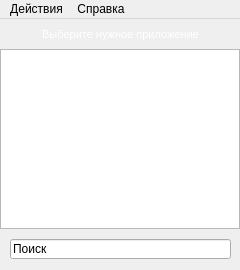
Old version of the form mainwindow.ui in the repository Limows/LimFTPClient_S60.
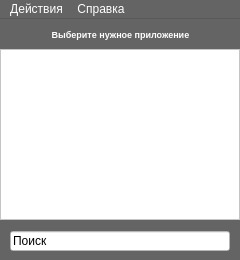
New version of the form. Icons and pictures are not drawn.

The edit to the form file:
```diff
--- a/mainwindow.ui
+++ b/mainwindow.ui
@@ -7,9 +7,424 @@
     <x>0</x>
     <y>0</y>
     <width>240</width>
-    <height>270</height>
+    <height>260</height>
    </rect>
   </property>
+  <property name="palette">
+   <palette>
+    <active>
+     <colorrole role="WindowText">
+      <brush brushstyle="SolidPattern">
+       <color alpha="255">
+        <red>255</red>
+        <green>255</green>
+        <blue>255</blue>
+       </color>
+      </brush>
+     </colorrole>
+     <colorrole role="Button">
+      <brush brushstyle="SolidPattern">
+       <color alpha="255">
+        <red>100</red>
+        <green>100</green>
+        <blue>100</blue>
+       </color>
+      </brush>
+     </colorrole>
+     <colorrole role="Light">
+      <brush brushstyle="SolidPattern">
+       <color alpha="255">
+        <red>150</red>
+        <green>150</green>
+        <blue>150</blue>
+       </color>
+      </brush>
+     </colorrole>
+     <colorrole role="Midlight">
+      <brush brushstyle="SolidPattern">
+       <color alpha="255">
+        <red>125</red>
+        <green>125</green>
+        <blue>125</blue>
+       </color>
+      </brush>
+     </colorrole>
+     <colorrole role="Dark">
+      <brush brushstyle="SolidPattern">
+       <color alpha="255">
+        <red>50</red>
+        <green>50</green>
+        <blue>50</blue>
+       </color>
+      </brush>
+     </colorrole>
+     <colorrole role="Mid">
+      <brush brushstyle="SolidPattern">
+       <color alpha="255">
+        <red>66</red>
+        <green>66</green>
+        <blue>66</blue>
+       </color>
+      </brush>
+     </colorrole>
+     <colorrole role="Text">
+      <brush brushstyle="SolidPattern">
+       <color alpha="255">
+        <red>255</red>
+        <green>255</green>
+        <blue>255</blue>
+       </color>
+      </brush>
+     </colorrole>
+     <colorrole role="BrightText">
+      <brush brushstyle="SolidPattern">
+       <color alpha="255">
+        <red>255</red>
+        <green>255</green>
+        <blue>255</blue>
+       </color>
+      </brush>
+     </colorrole>
+     <colorrole role="ButtonText">
+      <brush brushstyle="SolidPattern">
+       <color alpha="255">
+        <red>255</red>
+        <green>255</green>
+        <blue>255</blue>
+       </color>
+      </brush>
+     </colorrole>
+     <colorrole role="Base">
+      <brush brushstyle="SolidPattern">
+       <color alpha="255">
+        <red>0</red>
+        <green>0</green>
+        <blue>0</blue>
+       </color>
+      </brush>
+     </colorrole>
+     <colorrole role="Window">
+      <brush brushstyle="SolidPattern">
+       <color alpha="255">
+        <red>100</red>
+        <green>100</green>
+        <blue>100</blue>
+       </color>
+      </brush>
+     </colorrole>
+     <colorrole role="Shadow">
+      <brush brushstyle="SolidPattern">
+       <color alpha="255">
+        <red>0</red>
+        <green>0</green>
+        <blue>0</blue>
+       </color>
+      </brush>
+     </colorrole>
+     <colorrole role="AlternateBase">
+      <brush brushstyle="SolidPattern">
+       <color alpha="255">
+        <red>50</red>
+        <green>50</green>
+        <blue>50</blue>
+       </color>
+      </brush>
+     </colorrole>
+     <colorrole role="ToolTipBase">
+      <brush brushstyle="SolidPattern">
+       <color alpha="255">
+        <red>255</red>
+        <green>255</green>
+        <blue>220</blue>
+       </color>
+      </brush>
+     </colorrole>
+     <colorrole role="ToolTipText">
+      <brush brushstyle="SolidPattern">
+       <color alpha="255">
+        <red>0</red>
+        <green>0</green>
+        <blue>0</blue>
+       </color>
+      </brush>
+     </colorrole>
+    </active>
+    <inactive>
+     <colorrole role="WindowText">
+      <brush brushstyle="SolidPattern">
+       <color alpha="255">
+        <red>255</red>
+        <green>255</green>
+        <blue>255</blue>
+       </color>
+      </brush>
+     </colorrole>
+     <colorrole role="Button">
+      <brush brushstyle="SolidPattern">
+       <color alpha="255">
+        <red>100</red>
+        <green>100</green>
+        <blue>100</blue>
+       </color>
+      </brush>
+     </colorrole>
+     <colorrole role="Light">
+      <brush brushstyle="SolidPattern">
+       <color alpha="255">
+        <red>150</red>
+        <green>150</green>
+        <blue>150</blue>
+       </color>
+      </brush>
+     </colorrole>
+     <colorrole role="Midlight">
+      <brush brushstyle="SolidPattern">
+       <color alpha="255">
+        <red>125</red>
+        <green>125</green>
+        <blue>125</blue>
+       </color>
+      </brush>
+     </colorrole>
+     <colorrole role="Dark">
+      <brush brushstyle="SolidPattern">
+       <color alpha="255">
+        <red>50</red>
+        <green>50</green>
+        <blue>50</blue>
+       </color>
+      </brush>
+     </colorrole>
+     <colorrole role="Mid">
+      <brush brushstyle="SolidPattern">
+       <color alpha="255">
+        <red>66</red>
+        <green>66</green>
+        <blue>66</blue>
+       </color>
+      </brush>
+     </colorrole>
+     <colorrole role="Text">
+      <brush brushstyle="SolidPattern">
+       <color alpha="255">
+        <red>255</red>
+        <green>255</green>
+        <blue>255</blue>
+       </color>
+      </brush>
+     </colorrole>
+     <colorrole role="BrightText">
+      <brush brushstyle="SolidPattern">
+       <color alpha="255">
+        <red>255</red>
+        <green>255</green>
+        <blue>255</blue>
+       </color>
+      </brush>
+     </colorrole>
+     <colorrole role="ButtonText">
+      <brush brushstyle="SolidPattern">
+       <color alpha="255">
+        <red>255</red>
+        <green>255</green>
+        <blue>255</blue>
+       </color>
+      </brush>
+     </colorrole>
+     <colorrole role="Base">
+      <brush brushstyle="SolidPattern">
+       <color alpha="255">
+        <red>0</red>
+        <green>0</green>
+        <blue>0</blue>
+       </color>
+      </brush>
+     </colorrole>
+     <colorrole role="Window">
+      <brush brushstyle="SolidPattern">
+       <color alpha="255">
+        <red>100</red>
+        <green>100</green>
+        <blue>100</blue>
+       </color>
+      </brush>
+     </colorrole>
+     <colorrole role="Shadow">
+      <brush brushstyle="SolidPattern">
+       <color alpha="255">
+        <red>0</red>
+        <green>0</green>
+        <blue>0</blue>
+       </color>
+      </brush>
+     </colorrole>
+     <colorrole role="AlternateBase">
+      <brush brushstyle="SolidPattern">
+       <color alpha="255">
+        <red>50</red>
+        <green>50</green>
+        <blue>50</blue>
+       </color>
+      </brush>
+     </colorrole>
+     <colorrole role="ToolTipBase">
+      <brush brushstyle="SolidPattern">
+       <color alpha="255">
+        <red>255</red>
+        <green>255</green>
+        <blue>220</blue>
+       </color>
+      </brush>
+     </colorrole>
+     <colorrole role="ToolTipText">
+      <brush brushstyle="SolidPattern">
+       <color alpha="255">
+        <red>0</red>
+        <green>0</green>
+        <blue>0</blue>
+       </color>
+      </brush>
+     </colorrole>
+    </inactive>
+    <disabled>
+     <colorrole role="WindowText">
+      <brush brushstyle="SolidPattern">
+       <color alpha="255">
+        <red>50</red>
+        <green>50</green>
+        <blue>50</blue>
+       </color>
+      </brush>
+     </colorrole>
+     <colorrole role="Button">
+      <brush brushstyle="SolidPattern">
+       <color alpha="255">
+        <red>100</red>
+        <green>100</green>
+        <blue>100</blue>
+       </color>
+      </brush>
+     </colorrole>
+     <colorrole role="Light">
+      <brush brushstyle="SolidPattern">
+       <color alpha="255">
+        <red>150</red>
+        <green>150</green>
+        <blue>150</blue>
+       </color>
+      </brush>
+     </colorrole>
+     <colorrole role="Midlight">
+      <brush brushstyle="SolidPattern">
+       <color alpha="255">
+        <red>125</red>
+        <green>125</green>
+        <blue>125</blue>
+       </color>
+      </brush>
+     </colorrole>
+     <colorrole role="Dark">
+      <brush brushstyle="SolidPattern">
+       <color alpha="255">
+        <red>50</red>
+        <green>50</green>
+        <blue>50</blue>
+       </color>
+      </brush>
+     </colorrole>
+     <colorrole role="Mid">
+      <brush brushstyle="SolidPattern">
+       <color alpha="255">
+        <red>66</red>
+        <green>66</green>
+        <blue>66</blue>
+       </color>
+      </brush>
+     </colorrole>
+     <colorrole role="Text">
+      <brush brushstyle="SolidPattern">
+       <color alpha="255">
+        <red>50</red>
+        <green>50</green>
+        <blue>50</blue>
+       </color>
+      </brush>
+     </colorrole>
+     <colorrole role="BrightText">
+      <brush brushstyle="SolidPattern">
+       <color alpha="255">
+        <red>255</red>
+        <green>255</green>
+        <blue>255</blue>
+       </color>
+      </brush>
+     </colorrole>
+     <colorrole role="ButtonText">
+      <brush brushstyle="SolidPattern">
+       <color alpha="255">
+        <red>50</red>
+        <green>50</green>
+        <blue>50</blue>
+       </color>
+      </brush>
+     </colorrole>
+     <colorrole role="Base">
+      <brush brushstyle="SolidPattern">
+       <color alpha="255">
+        <red>100</red>
+        <green>100</green>
+        <blue>100</blue>
+       </color>
+      </brush>
+     </colorrole>
+     <colorrole role="Window">
+      <brush brushstyle="SolidPattern">
+       <color alpha="255">
+        <red>100</red>
+        <green>100</green>
+        <blue>100</blue>
+       </color>
+      </brush>
+     </colorrole>
+     <colorrole role="Shadow">
+      <brush brushstyle="SolidPattern">
+       <color alpha="255">
+        <red>0</red>
+        <green>0</green>
+        <blue>0</blue>
+       </color>
+      </brush>
+     </colorrole>
+     <colorrole role="AlternateBase">
+      <brush brushstyle="SolidPattern">
+       <color alpha="255">
+        <red>100</red>
+        <green>100</green>
+        <blue>100</blue>
+       </color>
+      </brush>
+     </colorrole>
+     <colorrole role="ToolTipBase">
+      <brush brushstyle="SolidPattern">
+       <color alpha="255">
+        <red>255</red>
+        <green>255</green>
+        <blue>220</blue>
+       </color>
+      </brush>
+     </colorrole>
+     <colorrole role="ToolTipText">
+      <brush brushstyle="SolidPattern">
+       <color alpha="255">
+        <red>0</red>
+        <green>0</green>
+        <blue>0</blue>
+       </color>
+      </brush>
+     </colorrole>
+    </disabled>
+   </palette>
+  </property>
   <property name="windowTitle">
    <string>Limowski App Manager</string>
   </property>
@@ -17,6 +432,9 @@
    <iconset>
     <normaloff>logo.ico</normaloff>logo.ico</iconset>
   </property>
+  <property name="tabShape">
+   <enum>QTabWidget::Rounded</enum>
+  </property>
   <widget class="QWidget" name="centralWidget">
    <widget class="QListView" name="AppsListView">
     <property name="geometry">
@@ -24,9 +442,424 @@
       <x>0</x>
       <y>30</y>
       <width>240</width>
-      <height>180</height>
+      <height>171</height>
      </rect>
     </property>
+    <property name="palette">
+     <palette>
+      <active>
+       <colorrole role="WindowText">
+        <brush brushstyle="SolidPattern">
+         <color alpha="255">
+          <red>0</red>
+          <green>0</green>
+          <blue>0</blue>
+         </color>
+        </brush>
+       </colorrole>
+       <colorrole role="Button">
+        <brush brushstyle="SolidPattern">
+         <color alpha="255">
+          <red>255</red>
+          <green>255</green>
+          <blue>255</blue>
+         </color>
+        </brush>
+       </colorrole>
+       <colorrole role="Light">
+        <brush brushstyle="SolidPattern">
+         <color alpha="255">
+          <red>255</red>
+          <green>255</green>
+          <blue>255</blue>
+         </color>
+        </brush>
+       </colorrole>
+       <colorrole role="Midlight">
+        <brush brushstyle="SolidPattern">
+         <color alpha="255">
+          <red>255</red>
+          <green>255</green>
+          <blue>255</blue>
+         </color>
+        </brush>
+       </colorrole>
+       <colorrole role="Dark">
+        <brush brushstyle="SolidPattern">
+         <color alpha="255">
+          <red>127</red>
+          <green>127</green>
+          <blue>127</blue>
+         </color>
+        </brush>
+       </colorrole>
+       <colorrole role="Mid">
+        <brush brushstyle="SolidPattern">
+         <color alpha="255">
+          <red>170</red>
+          <green>170</green>
+          <blue>170</blue>
+         </color>
+        </brush>
+       </colorrole>
+       <colorrole role="Text">
+        <brush brushstyle="SolidPattern">
+         <color alpha="255">
+          <red>0</red>
+          <green>0</green>
+          <blue>0</blue>
+         </color>
+        </brush>
+       </colorrole>
+       <colorrole role="BrightText">
+        <brush brushstyle="SolidPattern">
+         <color alpha="255">
+          <red>255</red>
+          <green>255</green>
+          <blue>255</blue>
+         </color>
+        </brush>
+       </colorrole>
+       <colorrole role="ButtonText">
+        <brush brushstyle="SolidPattern">
+         <color alpha="255">
+          <red>0</red>
+          <green>0</green>
+          <blue>0</blue>
+         </color>
+        </brush>
+       </colorrole>
+       <colorrole role="Base">
+        <brush brushstyle="SolidPattern">
+         <color alpha="255">
+          <red>255</red>
+          <green>255</green>
+          <blue>255</blue>
+         </color>
+        </brush>
+       </colorrole>
+       <colorrole role="Window">
+        <brush brushstyle="SolidPattern">
+         <color alpha="255">
+          <red>255</red>
+          <green>255</green>
+          <blue>255</blue>
+         </color>
+        </brush>
+       </colorrole>
+       <colorrole role="Shadow">
+        <brush brushstyle="SolidPattern">
+         <color alpha="255">
+          <red>0</red>
+          <green>0</green>
+          <blue>0</blue>
+         </color>
+        </brush>
+       </colorrole>
+       <colorrole role="AlternateBase">
+        <brush brushstyle="SolidPattern">
+         <color alpha="255">
+          <red>255</red>
+          <green>255</green>
+          <blue>255</blue>
+         </color>
+        </brush>
+       </colorrole>
+       <colorrole role="ToolTipBase">
+        <brush brushstyle="SolidPattern">
+         <color alpha="255">
+          <red>255</red>
+          <green>255</green>
+          <blue>220</blue>
+         </color>
+        </brush>
+       </colorrole>
+       <colorrole role="ToolTipText">
+        <brush brushstyle="SolidPattern">
+         <color alpha="255">
+          <red>0</red>
+          <green>0</green>
+          <blue>0</blue>
+         </color>
+        </brush>
+       </colorrole>
+      </active>
+      <inactive>
+       <colorrole role="WindowText">
+        <brush brushstyle="SolidPattern">
+         <color alpha="255">
+          <red>0</red>
+          <green>0</green>
+          <blue>0</blue>
+         </color>
+        </brush>
+       </colorrole>
+       <colorrole role="Button">
+        <brush brushstyle="SolidPattern">
+         <color alpha="255">
+          <red>255</red>
+          <green>255</green>
+          <blue>255</blue>
+         </color>
+        </brush>
+       </colorrole>
+       <colorrole role="Light">
+        <brush brushstyle="SolidPattern">
+         <color alpha="255">
+          <red>255</red>
+          <green>255</green>
+          <blue>255</blue>
+         </color>
+        </brush>
+       </colorrole>
+       <colorrole role="Midlight">
+        <brush brushstyle="SolidPattern">
+         <color alpha="255">
+          <red>255</red>
+          <green>255</green>
+          <blue>255</blue>
+         </color>
+        </brush>
+       </colorrole>
+       <colorrole role="Dark">
+        <brush brushstyle="SolidPattern">
+         <color alpha="255">
+          <red>127</red>
+          <green>127</green>
+          <blue>127</blue>
+         </color>
+        </brush>
+       </colorrole>
+       <colorrole role="Mid">
+        <brush brushstyle="SolidPattern">
+         <color alpha="255">
+          <red>170</red>
+          <green>170</green>
+          <blue>170</blue>
+         </color>
+        </brush>
+       </colorrole>
+       <colorrole role="Text">
+        <brush brushstyle="SolidPattern">
+         <color alpha="255">
+          <red>0</red>
+          <green>0</green>
+          <blue>0</blue>
+         </color>
+        </brush>
+       </colorrole>
+       <colorrole role="BrightText">
+        <brush brushstyle="SolidPattern">
+         <color alpha="255">
+          <red>255</red>
+          <green>255</green>
+          <blue>255</blue>
+         </color>
+        </brush>
+       </colorrole>
+       <colorrole role="ButtonText">
+        <brush brushstyle="SolidPattern">
+         <color alpha="255">
+          <red>0</red>
+          <green>0</green>
+          <blue>0</blue>
+         </color>
+        </brush>
+       </colorrole>
+       <colorrole role="Base">
+        <brush brushstyle="SolidPattern">
+         <color alpha="255">
+          <red>255</red>
+          <green>255</green>
+          <blue>255</blue>
+         </color>
+        </brush>
+       </colorrole>
+       <colorrole role="Window">
+        <brush brushstyle="SolidPattern">
+         <color alpha="255">
+          <red>255</red>
+          <green>255</green>
+          <blue>255</blue>
+         </color>
+        </brush>
+       </colorrole>
+       <colorrole role="Shadow">
+        <brush brushstyle="SolidPattern">
+         <color alpha="255">
+          <red>0</red>
+          <green>0</green>
+          <blue>0</blue>
+         </color>
+        </brush>
+       </colorrole>
+       <colorrole role="AlternateBase">
+        <brush brushstyle="SolidPattern">
+         <color alpha="255">
+          <red>255</red>
+          <green>255</green>
+          <blue>255</blue>
+         </color>
+        </brush>
+       </colorrole>
+       <colorrole role="ToolTipBase">
+        <brush brushstyle="SolidPattern">
+         <color alpha="255">
+          <red>255</red>
+          <green>255</green>
+          <blue>220</blue>
+         </color>
+        </brush>
+       </colorrole>
+       <colorrole role="ToolTipText">
+        <brush brushstyle="SolidPattern">
+         <color alpha="255">
+          <red>0</red>
+          <green>0</green>
+          <blue>0</blue>
+         </color>
+        </brush>
+       </colorrole>
+      </inactive>
+      <disabled>
+       <colorrole role="WindowText">
+        <brush brushstyle="SolidPattern">
+         <color alpha="255">
+          <red>127</red>
+          <green>127</green>
+          <blue>127</blue>
+         </color>
+        </brush>
+       </colorrole>
+       <colorrole role="Button">
+        <brush brushstyle="SolidPattern">
+         <color alpha="255">
+          <red>255</red>
+          <green>255</green>
+          <blue>255</blue>
+         </color>
+        </brush>
+       </colorrole>
+       <colorrole role="Light">
+        <brush brushstyle="SolidPattern">
+         <color alpha="255">
+          <red>255</red>
+          <green>255</green>
+          <blue>255</blue>
+         </color>
+        </brush>
+       </colorrole>
+       <colorrole role="Midlight">
+        <brush brushstyle="SolidPattern">
+         <color alpha="255">
+          <red>255</red>
+          <green>255</green>
+          <blue>255</blue>
+         </color>
+        </brush>
+       </colorrole>
+       <colorrole role="Dark">
+        <brush brushstyle="SolidPattern">
+         <color alpha="255">
+          <red>127</red>
+          <green>127</green>
+          <blue>127</blue>
+         </color>
+        </brush>
+       </colorrole>
+       <colorrole role="Mid">
+        <brush brushstyle="SolidPattern">
+         <color alpha="255">
+          <red>170</red>
+          <green>170</green>
+          <blue>170</blue>
+         </color>
+        </brush>
+       </colorrole>
+       <colorrole role="Text">
+        <brush brushstyle="SolidPattern">
+         <color alpha="255">
+          <red>127</red>
+          <green>127</green>
+          <blue>127</blue>
+         </color>
+        </brush>
+       </colorrole>
+       <colorrole role="BrightText">
+        <brush brushstyle="SolidPattern">
+         <color alpha="255">
+          <red>255</red>
+          <green>255</green>
+          <blue>255</blue>
+         </color>
+        </brush>
+       </colorrole>
+       <colorrole role="ButtonText">
+        <brush brushstyle="SolidPattern">
+         <color alpha="255">
+          <red>127</red>
+          <green>127</green>
+          <blue>127</blue>
+         </color>
+        </brush>
+       </colorrole>
+       <colorrole role="Base">
+        <brush brushstyle="SolidPattern">
+         <color alpha="255">
+          <red>255</red>
+          <green>255</green>
+          <blue>255</blue>
+         </color>
+        </brush>
+       </colorrole>
+       <colorrole role="Window">
+        <brush brushstyle="SolidPattern">
+         <color alpha="255">
+          <red>255</red>
+          <green>255</green>
+          <blue>255</blue>
+         </color>
+        </brush>
+       </colorrole>
+       <colorrole role="Shadow">
+        <brush brushstyle="SolidPattern">
+         <color alpha="255">
+          <red>0</red>
+          <green>0</green>
+          <blue>0</blue>
+         </color>
+        </brush>
+       </colorrole>
+       <colorrole role="AlternateBase">
+        <brush brushstyle="SolidPattern">
+         <color alpha="255">
+          <red>255</red>
+          <green>255</green>
+          <blue>255</blue>
+         </color>
+        </brush>
+       </colorrole>
+       <colorrole role="ToolTipBase">
+        <brush brushstyle="SolidPattern">
+         <color alpha="255">
+          <red>255</red>
+          <green>255</green>
+          <blue>220</blue>
+         </color>
+        </brush>
+       </colorrole>
+       <colorrole role="ToolTipText">
+        <brush brushstyle="SolidPattern">
+         <color alpha="255">
+          <red>0</red>
+          <green>0</green>
+          <blue>0</blue>
+         </color>
+        </brush>
+       </colorrole>
+      </disabled>
+     </palette>
+    </property>
     <property name="cursor" stdset="0">
      <cursorShape>ArrowCursor</cursorShape>
     </property>
@@ -461,9 +1294,9 @@
     <property name="font">
      <font>
       <family>Microsoft Sans Serif</family>
-      <pointsize>8</pointsize>
-      <weight>50</weight>
-      <bold>false</bold>
+      <pointsize>7</pointsize>
+      <weight>75</weight>
+      <bold>true</bold>
      </font>
     </property>
     <property name="text">
@@ -483,11 +1316,426 @@
     <property name="geometry">
      <rect>
       <x>10</x>
-      <y>220</y>
-      <width>221</width>
+      <y>212</y>
+      <width>220</width>
       <height>20</height>
      </rect>
     </property>
+    <property name="palette">
+     <palette>
+      <active>
+       <colorrole role="WindowText">
+        <brush brushstyle="SolidPattern">
+         <color alpha="255">
+          <red>0</red>
+          <green>0</green>
+          <blue>0</blue>
+         </color>
+        </brush>
+       </colorrole>
+       <colorrole role="Button">
+        <brush brushstyle="SolidPattern">
+         <color alpha="255">
+          <red>255</red>
+          <green>255</green>
+          <blue>255</blue>
+         </color>
+        </brush>
+       </colorrole>
+       <colorrole role="Light">
+        <brush brushstyle="SolidPattern">
+         <color alpha="255">
+          <red>255</red>
+          <green>255</green>
+          <blue>255</blue>
+         </color>
+        </brush>
+       </colorrole>
+       <colorrole role="Midlight">
+        <brush brushstyle="SolidPattern">
+         <color alpha="255">
+          <red>255</red>
+          <green>255</green>
+          <blue>255</blue>
+         </color>
+        </brush>
+       </colorrole>
+       <colorrole role="Dark">
+        <brush brushstyle="SolidPattern">
+         <color alpha="255">
+          <red>127</red>
+          <green>127</green>
+          <blue>127</blue>
+         </color>
+        </brush>
+       </colorrole>
+       <colorrole role="Mid">
+        <brush brushstyle="SolidPattern">
+         <color alpha="255">
+          <red>170</red>
+          <green>170</green>
+          <blue>170</blue>
+         </color>
+        </brush>
+       </colorrole>
+       <colorrole role="Text">
+        <brush brushstyle="SolidPattern">
+         <color alpha="255">
+          <red>0</red>
+          <green>0</green>
+          <blue>0</blue>
+         </color>
+        </brush>
+       </colorrole>
+       <colorrole role="BrightText">
+        <brush brushstyle="SolidPattern">
+         <color alpha="255">
+          <red>255</red>
+          <green>255</green>
+          <blue>255</blue>
+         </color>
+        </brush>
+       </colorrole>
+       <colorrole role="ButtonText">
+        <brush brushstyle="SolidPattern">
+         <color alpha="255">
+          <red>0</red>
+          <green>0</green>
+          <blue>0</blue>
+         </color>
+        </brush>
+       </colorrole>
+       <colorrole role="Base">
+        <brush brushstyle="SolidPattern">
+         <color alpha="255">
+          <red>255</red>
+          <green>255</green>
+          <blue>255</blue>
+         </color>
+        </brush>
+       </colorrole>
+       <colorrole role="Window">
+        <brush brushstyle="SolidPattern">
+         <color alpha="255">
+          <red>255</red>
+          <green>255</green>
+          <blue>255</blue>
+         </color>
+        </brush>
+       </colorrole>
+       <colorrole role="Shadow">
+        <brush brushstyle="SolidPattern">
+         <color alpha="255">
+          <red>0</red>
+          <green>0</green>
+          <blue>0</blue>
+         </color>
+        </brush>
+       </colorrole>
+       <colorrole role="AlternateBase">
+        <brush brushstyle="SolidPattern">
+         <color alpha="255">
+          <red>255</red>
+          <green>255</green>
+          <blue>255</blue>
+         </color>
+        </brush>
+       </colorrole>
+       <colorrole role="ToolTipBase">
+        <brush brushstyle="SolidPattern">
+         <color alpha="255">
+          <red>255</red>
+          <green>255</green>
+          <blue>220</blue>
+         </color>
+        </brush>
+       </colorrole>
+       <colorrole role="ToolTipText">
+        <brush brushstyle="SolidPattern">
+         <color alpha="255">
+          <red>0</red>
+          <green>0</green>
+          <blue>0</blue>
+         </color>
+        </brush>
+       </colorrole>
+      </active>
+      <inactive>
+       <colorrole role="WindowText">
+        <brush brushstyle="SolidPattern">
+         <color alpha="255">
+          <red>0</red>
+          <green>0</green>
+          <blue>0</blue>
+         </color>
+        </brush>
+       </colorrole>
+       <colorrole role="Button">
+        <brush brushstyle="SolidPattern">
+         <color alpha="255">
+          <red>255</red>
+          <green>255</green>
+          <blue>255</blue>
+         </color>
+        </brush>
+       </colorrole>
+       <colorrole role="Light">
+        <brush brushstyle="SolidPattern">
+         <color alpha="255">
+          <red>255</red>
+          <green>255</green>
+          <blue>255</blue>
+         </color>
+        </brush>
+       </colorrole>
+       <colorrole role="Midlight">
+        <brush brushstyle="SolidPattern">
+         <color alpha="255">
+          <red>255</red>
+          <green>255</green>
+          <blue>255</blue>
+         </color>
+        </brush>
+       </colorrole>
+       <colorrole role="Dark">
+        <brush brushstyle="SolidPattern">
+         <color alpha="255">
+          <red>127</red>
+          <green>127</green>
+          <blue>127</blue>
+         </color>
+        </brush>
+       </colorrole>
+       <colorrole role="Mid">
+        <brush brushstyle="SolidPattern">
+         <color alpha="255">
+          <red>170</red>
+          <green>170</green>
+          <blue>170</blue>
+         </color>
+        </brush>
+       </colorrole>
+       <colorrole role="Text">
+        <brush brushstyle="SolidPattern">
+         <color alpha="255">
+          <red>0</red>
+          <green>0</green>
+          <blue>0</blue>
+         </color>
+        </brush>
+       </colorrole>
+       <colorrole role="BrightText">
+        <brush brushstyle="SolidPattern">
+         <color alpha="255">
+          <red>255</red>
+          <green>255</green>
+          <blue>255</blue>
+         </color>
+        </brush>
+       </colorrole>
+       <colorrole role="ButtonText">
+        <brush brushstyle="SolidPattern">
+         <color alpha="255">
+          <red>0</red>
+          <green>0</green>
+          <blue>0</blue>
+         </color>
+        </brush>
+       </colorrole>
+       <colorrole role="Base">
+        <brush brushstyle="SolidPattern">
+         <color alpha="255">
+          <red>255</red>
+          <green>255</green>
+          <blue>255</blue>
+         </color>
+        </brush>
+       </colorrole>
+       <colorrole role="Window">
+        <brush brushstyle="SolidPattern">
+         <color alpha="255">
+          <red>255</red>
+          <green>255</green>
+          <blue>255</blue>
+         </color>
+        </brush>
+       </colorrole>
+       <colorrole role="Shadow">
+        <brush brushstyle="SolidPattern">
+         <color alpha="255">
+          <red>0</red>
+          <green>0</green>
+          <blue>0</blue>
+         </color>
+        </brush>
+       </colorrole>
+       <colorrole role="AlternateBase">
+        <brush brushstyle="SolidPattern">
+         <color alpha="255">
+          <red>255</red>
+          <green>255</green>
+          <blue>255</blue>
+         </color>
+        </brush>
+       </colorrole>
+       <colorrole role="ToolTipBase">
+        <brush brushstyle="SolidPattern">
+         <color alpha="255">
+          <red>255</red>
+          <green>255</green>
+          <blue>220</blue>
+         </color>
+        </brush>
+       </colorrole>
+       <colorrole role="ToolTipText">
+        <brush brushstyle="SolidPattern">
+         <color alpha="255">
+          <red>0</red>
+          <green>0</green>
+          <blue>0</blue>
+         </color>
+        </brush>
+       </colorrole>
+      </inactive>
+      <disabled>
+       <colorrole role="WindowText">
+        <brush brushstyle="SolidPattern">
+         <color alpha="255">
+          <red>127</red>
+          <green>127</green>
+          <blue>127</blue>
+         </color>
+        </brush>
+       </colorrole>
+       <colorrole role="Button">
+        <brush brushstyle="SolidPattern">
+         <color alpha="255">
+          <red>255</red>
+          <green>255</green>
+          <blue>255</blue>
+         </color>
+        </brush>
+       </colorrole>
+       <colorrole role="Light">
+        <brush brushstyle="SolidPattern">
+         <color alpha="255">
+          <red>255</red>
+          <green>255</green>
+          <blue>255</blue>
+         </color>
+        </brush>
+       </colorrole>
+       <colorrole role="Midlight">
+        <brush brushstyle="SolidPattern">
+         <color alpha="255">
+          <red>255</red>
+          <green>255</green>
+          <blue>255</blue>
+         </color>
+        </brush>
+       </colorrole>
+       <colorrole role="Dark">
+        <brush brushstyle="SolidPattern">
+         <color alpha="255">
+          <red>127</red>
+          <green>127</green>
+          <blue>127</blue>
+         </color>
+        </brush>
+       </colorrole>
+       <colorrole role="Mid">
+        <brush brushstyle="SolidPattern">
+         <color alpha="255">
+          <red>170</red>
+          <green>170</green>
+          <blue>170</blue>
+         </color>
+        </brush>
+       </colorrole>
+       <colorrole role="Text">
+        <brush brushstyle="SolidPattern">
+         <color alpha="255">
+          <red>127</red>
+          <green>127</green>
+          <blue>127</blue>
+         </color>
+        </brush>
+       </colorrole>
+       <colorrole role="BrightText">
+        <brush brushstyle="SolidPattern">
+         <color alpha="255">
+          <red>255</red>
+          <green>255</green>
+          <blue>255</blue>
+         </color>
+        </brush>
+       </colorrole>
+       <colorrole role="ButtonText">
+        <brush brushstyle="SolidPattern">
+         <color alpha="255">
+          <red>127</red>
+          <green>127</green>
+          <blue>127</blue>
+         </color>
+        </brush>
+       </colorrole>
+       <colorrole role="Base">
+        <brush brushstyle="SolidPattern">
+         <color alpha="255">
+          <red>255</red>
+          <green>255</green>
+          <blue>255</blue>
+         </color>
+        </brush>
+       </colorrole>
+       <colorrole role="Window">
+        <brush brushstyle="SolidPattern">
+         <color alpha="255">
+          <red>255</red>
+          <green>255</green>
+          <blue>255</blue>
+         </color>
+        </brush>
+       </colorrole>
+       <colorrole role="Shadow">
+        <brush brushstyle="SolidPattern">
+         <color alpha="255">
+          <red>0</red>
+          <green>0</green>
+          <blue>0</blue>
+         </color>
+        </brush>
+       </colorrole>
+       <colorrole role="AlternateBase">
+        <brush brushstyle="SolidPattern">
+         <color alpha="255">
+          <red>255</red>
+          <green>255</green>
+          <blue>255</blue>
+         </color>
+        </brush>
+       </colorrole>
+       <colorrole role="ToolTipBase">
+        <brush brushstyle="SolidPattern">
+         <color alpha="255">
+          <red>255</red>
+          <green>255</green>
+          <blue>220</blue>
+         </color>
+        </brush>
+       </colorrole>
+       <colorrole role="ToolTipText">
+        <brush brushstyle="SolidPattern">
+         <color alpha="255">
+          <red>0</red>
+          <green>0</green>
+          <blue>0</blue>
+         </color>
+        </brush>
+       </colorrole>
+      </disabled>
+     </palette>
+    </property>
     <property name="text">
      <string>Поиск</string>
     </property>
```
